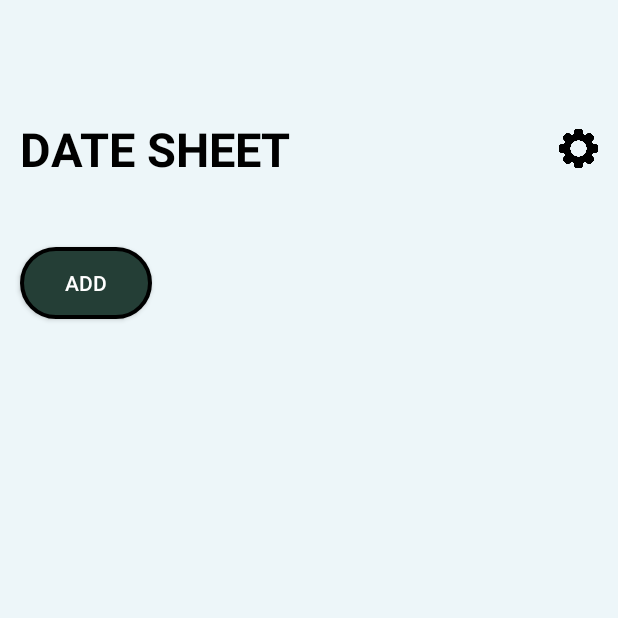
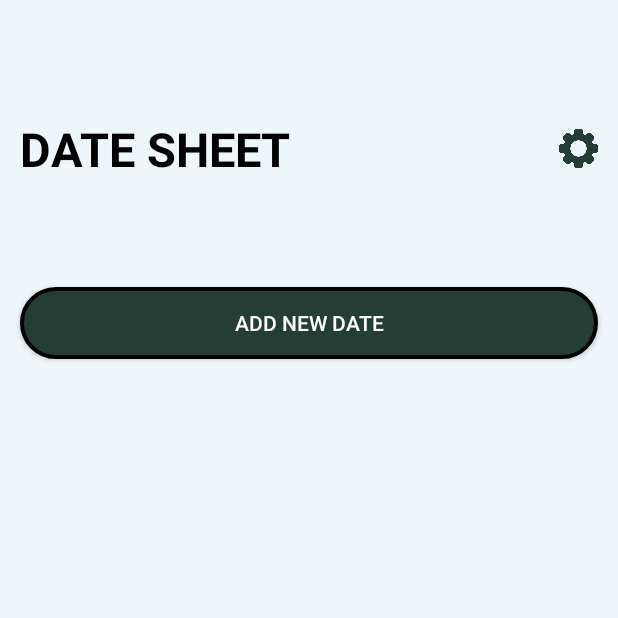
Before and after one commit to supershor/MarkMate, an Android app: the attendance_sheet_with_uid screen opened directly, with no data from a screen before it, on a phone screen of 412 x 824 dp, the top half of it. Run offline under Robolectric (Android 15) with nearby library versions, the light colour scheme and no system bars; our stand-ins replace Firebase (no records; nobody signed in at launch, a user with empty details on screens opened directly), sdp/ssp sizes.

Commit message:
Attendance sheet with and without uid sometimes resulting in error fixed, date sheet error fixed, non character org,sub ord,desc and not integer type input exception handled, status bar color to dark green for better layout design.

```diff
--- a/app/src/main/java/com/apify/markmate/attendance_sheet_with_uid.java
+++ b/app/src/main/java/com/apify/markmate/attendance_sheet_with_uid.java
@@ -16,6 +16,7 @@ import androidx.annotation.NonNull;
 import androidx.appcompat.app.AlertDialog;
 import androidx.appcompat.app.AppCompatActivity;
 import androidx.appcompat.widget.AppCompatButton;
+import androidx.core.content.ContextCompat;
 import androidx.core.graphics.Insets;
 import androidx.core.view.ViewCompat;
 import androidx.core.view.WindowInsetsCompat;
@@ -71,6 +72,10 @@ public class attendance_sheet_with_uid extends AppCompatActivity implements Recy
             v.setPadding(systemBars.left, systemBars.top, systemBars.right, systemBars.bottom);
             return insets;
         });
+
+        //setting status bar color to dark green for better look
+        getWindow().setStatusBarColor(ContextCompat.getColor(attendance_sheet_with_uid.this,R.color.dark_green));
+
         //checking if the user is signed in or not and if not directing him to either login or signup
         firebaseAuth=FirebaseAuth.getInstance();
         if (firebaseAuth.getCurrentUser()==null){
--- a/app/src/main/java/com/apify/markmate/attendance_sheet_without_uid.java
+++ b/app/src/main/java/com/apify/markmate/attendance_sheet_without_uid.java
@@ -16,6 +16,7 @@ import androidx.annotation.NonNull;
 import androidx.appcompat.app.AlertDialog;
 import androidx.appcompat.app.AppCompatActivity;
 import androidx.appcompat.widget.AppCompatButton;
+import androidx.core.content.ContextCompat;
 import androidx.core.graphics.Insets;
 import androidx.core.view.ViewCompat;
 import androidx.core.view.WindowInsetsCompat;
@@ -69,6 +70,9 @@ public class attendance_sheet_without_uid extends AppCompatActivity implements R
             v.setPadding(systemBars.left, systemBars.top, systemBars.right, systemBars.bottom);
             return insets;
         });
+
+        //setting status bar color to dark green for better look
+        getWindow().setStatusBarColor(ContextCompat.getColor(attendance_sheet_without_uid.this,R.color.dark_green));
 
         //checking if the user is signed in or not and if not directing him to either login or signup
         firebaseAuth=FirebaseAuth.getInstance();
--- a/app/src/main/java/com/apify/markmate/create_new_account_page.java
+++ b/app/src/main/java/com/apify/markmate/create_new_account_page.java
@@ -13,6 +13,7 @@ import androidx.activity.EdgeToEdge;
 import androidx.annotation.NonNull;
 import androidx.appcompat.app.AppCompatActivity;
 import androidx.appcompat.widget.AppCompatButton;
+import androidx.core.content.ContextCompat;
 import androidx.core.graphics.Insets;
 import androidx.core.view.ViewCompat;
 import androidx.core.view.WindowInsetsCompat;
@@ -58,6 +59,8 @@ public class create_new_account_page extends AppCompatActivity {
             return insets;
         });
 
+        //setting status bar color to dark green for better look
+        getWindow().setStatusBarColor(ContextCompat.getColor(create_new_account_page.this,R.color.dark_green));
 
         firebaseAuth=FirebaseAuth.getInstance();
         if (firebaseAuth.getCurrentUser()!=null){
--- a/app/src/main/java/com/apify/markmate/loading_page.java
+++ b/app/src/main/java/com/apify/markmate/loading_page.java
@@ -9,6 +9,7 @@ import android.widget.Toast;
 import androidx.activity.EdgeToEdge;
 import androidx.appcompat.app.AppCompatActivity;
 import androidx.appcompat.widget.AppCompatButton;
+import androidx.core.content.ContextCompat;
 import androidx.core.graphics.Insets;
 import androidx.core.view.ViewCompat;
 import androidx.core.view.WindowInsetsCompat;
@@ -32,6 +33,10 @@ public class loading_page extends AppCompatActivity {
             v.setPadding(systemBars.left, systemBars.top, systemBars.right, systemBars.bottom);
             return insets;
         });
+
+        //setting status bar color to dark green for better look
+        getWindow().setStatusBarColor(ContextCompat.getColor(loading_page.this,R.color.dark_green));
+
         FirebaseAuth firebaseAuth=FirebaseAuth.getInstance();
         if(firebaseAuth.getCurrentUser()!=null){
             startActivity(new Intent(loading_page.this, MainActivity.class));
--- a/app/src/main/java/com/apify/markmate/login_page.java
+++ b/app/src/main/java/com/apify/markmate/login_page.java
@@ -16,6 +16,7 @@ import androidx.appcompat.app.AlertDialog;
 import androidx.appcompat.app.AppCompatActivity;
 import androidx.appcompat.widget.AppCompatButton;
 import androidx.appcompat.widget.AppCompatSpinner;
+import androidx.core.content.ContextCompat;
 import androidx.core.graphics.Insets;
 import androidx.core.view.ViewCompat;
 import androidx.core.view.WindowInsetsCompat;
@@ -47,6 +48,9 @@ public class login_page extends AppCompatActivity {
             v.setPadding(systemBars.left, systemBars.top, systemBars.right, systemBars.bottom);
             return insets;
         });
+
+        //setting status bar color to dark green for better look
+        getWindow().setStatusBarColor(ContextCompat.getColor(login_page.this,R.color.dark_green));
 
         firebaseAuth=FirebaseAuth.getInstance();
 
--- a/app/src/main/java/com/apify/markmate/settings.java
+++ b/app/src/main/java/com/apify/markmate/settings.java
@@ -14,6 +14,7 @@ import androidx.annotation.NonNull;
 import androidx.appcompat.app.AlertDialog;
 import androidx.appcompat.app.AppCompatActivity;
 import androidx.appcompat.widget.AppCompatButton;
+import androidx.core.content.ContextCompat;
 import androidx.core.graphics.Insets;
 import androidx.core.net.MailTo;
 import androidx.core.view.ViewCompat;
@@ -41,6 +42,9 @@ public class settings extends AppCompatActivity {
             v.setPadding(systemBars.left, systemBars.top, systemBars.right, systemBars.bottom);
             return insets;
         });
+
+        //setting status bar color to dark green for better look
+        getWindow().setStatusBarColor(ContextCompat.getColor(settings.this,R.color.dark_green));
 
         //checking if the user is signed in or not if not the redirecting him to loading page
         firebaseAuth=FirebaseAuth.getInstance();
--- a/app/src/main/res/layout/activity_attendance_sheet_with_uid.xml
+++ b/app/src/main/res/layout/activity_attendance_sheet_with_uid.xml
@@ -42,15 +42,17 @@
                     android:layout_height="@dimen/_20sdp"
                     android:background="@drawable/settings" />
             </RelativeLayout>
-            <androidx.core.widget.NestedScrollView
+
+            <androidx.recyclerview.widget.RecyclerView
+                android:layout_gravity="center"
+                android:layout_marginTop="@dimen/_10sdp"
+                android:layout_marginBottom="@dimen/_10sdp"
                 android:layout_width="match_parent"
-                android:layout_height="match_parent">
-                <LinearLayout
-                    android:layout_width="match_parent"
-                    android:layout_height="match_parent"
-                    android:orientation="horizontal">
+                android:layout_height="wrap_content"
+                android:id="@+id/dates_recycler_at_attendance_sheet_with_uid"/>
+
                     <androidx.appcompat.widget.AppCompatButton
-                        android:layout_width="wrap_content"
+                        android:layout_width="match_parent"
                         android:layout_gravity="center"
                         android:layout_height="wrap_content"
                         android:id="@+id/add_date_at_attendance_sheet_with_uid"
@@ -61,18 +63,8 @@
                         android:textAllCaps="true"
                         android:background="@drawable/buttons_design"
                         android:textColor="@color/white"
-                        android:text="Add"
+                        android:text="Add new date"
                         />
-                    <androidx.recyclerview.widget.RecyclerView
-                        android:layout_gravity="center"
-                        android:layout_marginTop="@dimen/_10sdp"
-                        android:layout_marginBottom="@dimen/_10sdp"
-                        android:layout_width="match_parent"
-                        android:layout_height="wrap_content"
-                        android:id="@+id/dates_recycler_at_attendance_sheet_with_uid"/>
-
-                </LinearLayout>
-            </androidx.core.widget.NestedScrollView>
             <LinearLayout
                 android:visibility="gone"
                 android:id="@+id/attendance_layout_with_uid"
```
Also changed, not shown: app/src/main/java/com/apify/markmate/MainActivity.java (+34 -4 lines), app/src/main/java/com/apify/markmate/sub_organization.java (+56 -7 lines), app/src/main/res/layout/activity_attendance_sheet_without_uid.xml (+9 -10 lines), app/src/main/res/layout/sub_org_name_desc_alert_dialog_view.xml (+6 -2 lines), app/src/main/res/drawable/settings.png.
